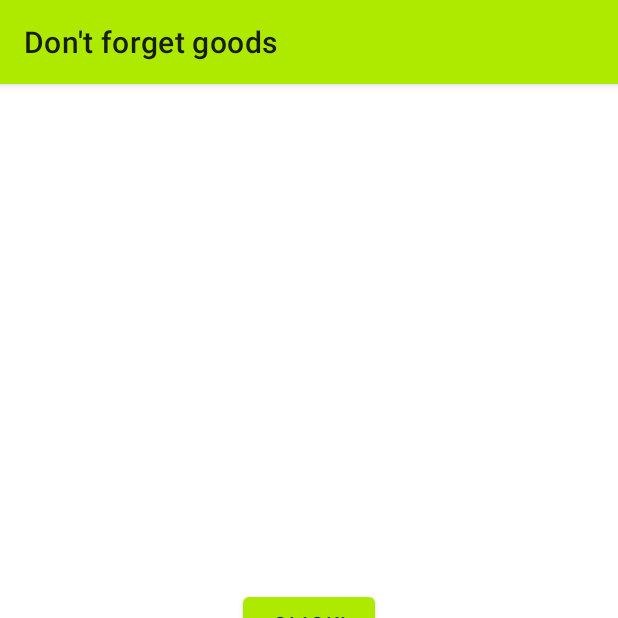
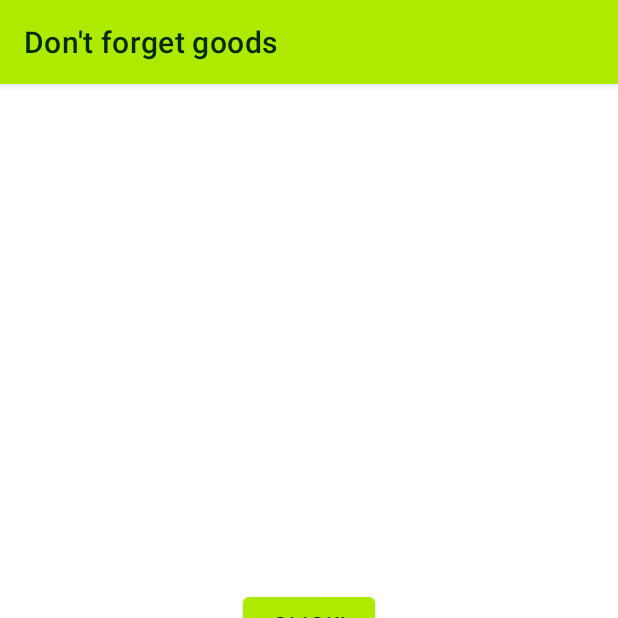
Before and after one commit to Rryver/DontForgetGoods, an Android app: the screen it shows after launch (MainActivity), on a phone screen of 412 x 824 dp, the top half of it. Run offline under Robolectric (Android 15) with nearby library versions, the phone set to English and light mode, and no system bars.

Commit message:
Поднятие версий Смена ip Темы

```diff
--- a/app/src/main/java/com/example/dontforgetgoods/utils/ServerService.java
+++ b/app/src/main/java/com/example/dontforgetgoods/utils/ServerService.java
@@ -7,7 +7,7 @@ import retrofit2.converter.jackson.JacksonConverterFactory;
 
 public class ServerService {
 
-    private static final String BASE_URL = "http://192.168.0.220/api/v1/";
+    private static final String BASE_URL = "http://192.168.0.171/api/v1/";
 
     private static ServerService mInstance;
     private final Retrofit retrofit;
--- a/app/src/main/res/layout/records_item.xml
+++ b/app/src/main/res/layout/records_item.xml
@@ -25,6 +25,7 @@
         android:layout_height="wrap_content"
         android:layout_alignParentEnd="true"
         android:layout_alignParentTop="true"
+        android:textAppearance="?android:attr/textAppearanceListItem"
         android:textSize="15sp" />
 
     <ImageButton
--- a/app/src/main/res/values-night/themes.xml
+++ b/app/src/main/res/values-night/themes.xml
@@ -3,7 +3,8 @@
     <style name="Theme.DontForgetGoods" parent="Theme.MaterialComponents.DayNight.DarkActionBar">
 
         <!-- ActionBar style -->
-        <item name="actionBarStyle">@style/Widget.AppTheme.ActionBar</item>
+        <item name="actionBarStyle">@style/ActionBar</item>
+        <item name="actionMenuTextColor">?attr/colorOnPrimary</item>
 
         <!-- Primary brand color. -->
         <item name="colorPrimary">@color/dark_green_primary</item>
@@ -19,10 +20,25 @@
         <item name="android:statusBarColor" tools:targetApi="l">?attr/colorPrimaryVariant</item>
         <!-- Customize your theme here. -->
         <item name="checkboxStyle">@style/MyCheckBoxStyle</item>
+
+        <!-- Text Color -->
+        <item name="android:textColorPrimary">?attr/colorOnPrimary</item>
+
+        <item name="toolbarStyle">@style/CustomToolbarStyle</item>
     </style>
 
-    <style name="Widget.AppTheme.ActionBar" parent="Widget.AppCompat.ActionBar.Solid">
+    <style name="ActionBar" parent="Widget.AppCompat.ActionBar.Solid">
         <item name="background">@color/dark_green_primary</item>
+        <item name="android:titleTextStyle">@style/ActionBar.TitleTextStyle</item>
+    </style>
+
+    <style name="ActionBar.TitleTextStyle" parent="@style/TextAppearance.AppCompat.Widget.ActionBar.Title">
+        <item name="android:textColor">@color/text_dark</item>
+<!--        <item name="android:textSize">12sp</item>-->
+    </style>
+
+    <style name="CustomToolbarStyle" parent="@style/Widget.AppCompat.Toolbar">
+        <item name="titleTextColor">@color/text_dark</item>
     </style>
 
     <style name="MyCheckBoxStyle" parent="Base.Widget.AppCompat.CompoundButton.CheckBox">
--- a/app/src/main/res/values/themes.xml
+++ b/app/src/main/res/values/themes.xml
@@ -13,6 +13,9 @@
         <item name="android:statusBarColor" tools:targetApi="l">?attr/colorPrimaryVariant</item>
         <!-- Customize your theme here. -->
         <item name="checkboxStyle">@style/MyCheckBoxStyle</item>
+
+        <!-- Text Color -->
+        <item name="android:textColorPrimary">?attr/colorOnPrimary</item>
     </style>
 
     <style name="MyCheckBoxStyle" parent="Base.Widget.AppCompat.CompoundButton.CheckBox">
--- a/build.gradle
+++ b/build.gradle
@@ -5,7 +5,7 @@ buildscript {
         mavenCentral()
     }
     dependencies {
-        classpath 'com.android.tools.build:gradle:7.1.1'
+        classpath 'com.android.tools.build:gradle:7.2.2'
 
         // NOTE: Do not place your application dependencies here; they belong
         // in the individual module build.gradle files
```
Also changed, not shown: gradle/wrapper/gradle-wrapper.properties.
